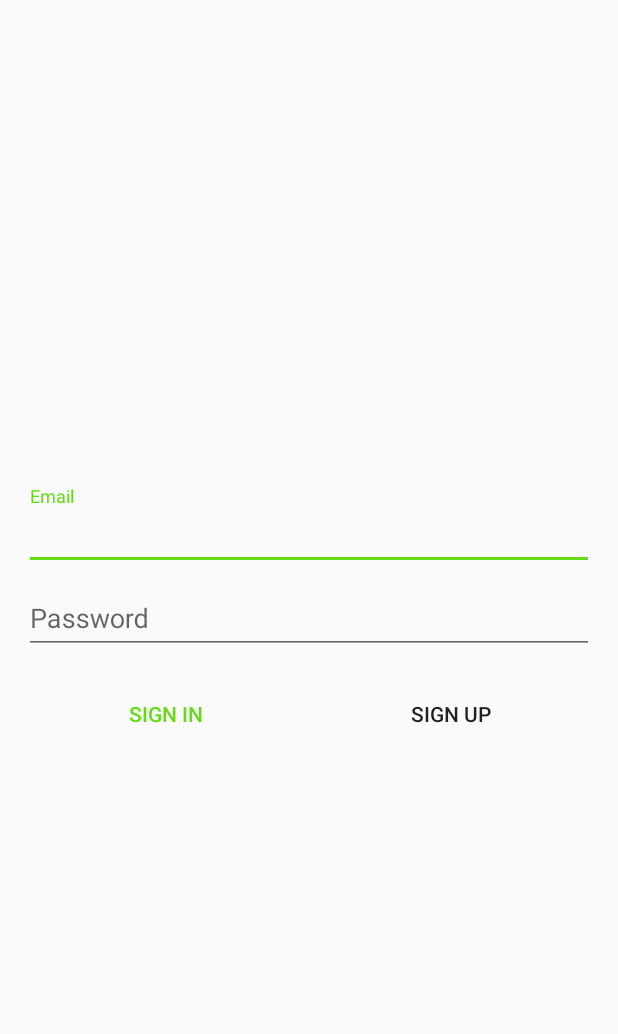
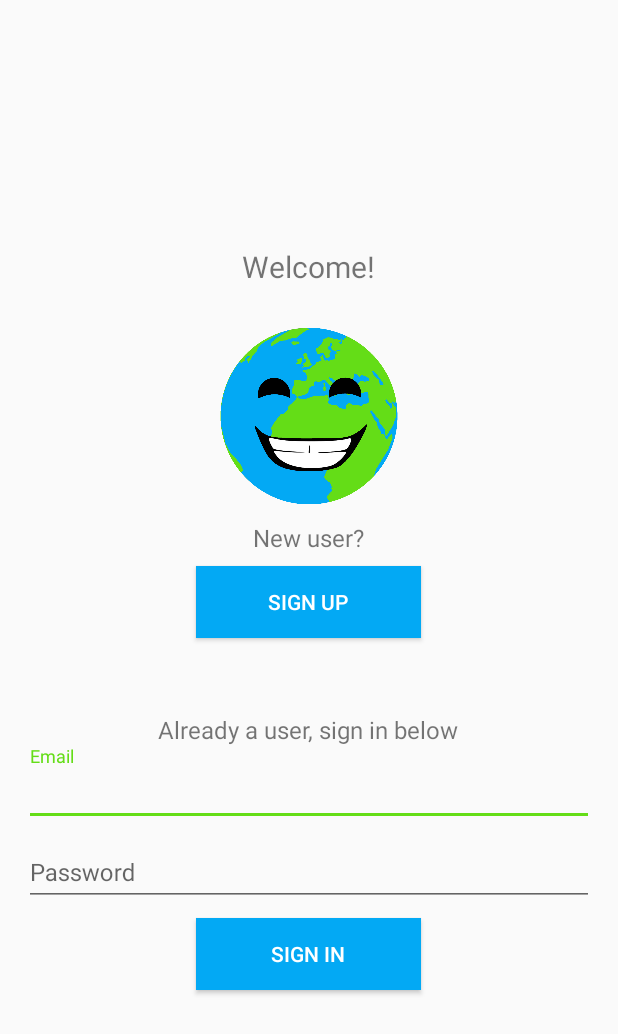
Before and after one commit to ragnhlar/Master, an Android app: the layout activity_login.xml on its own in the app's theme, with its tools: preview values and no code run, on a phone screen of 412 x 824 dp. Shown: the top 1034 px of the screen. Run offline under Robolectric (Android 15) with nearby library versions, the phone set to English and light mode, and no system bars.

Commit message:
rearranged login screen

```diff
--- a/app/src/main/res/layout/activity_login.xml
+++ b/app/src/main/res/layout/activity_login.xml
@@ -1,4 +1,5 @@
 <LinearLayout xmlns:android="http://schemas.android.com/apk/res/android"
+    xmlns:app="http://schemas.android.com/apk/res-auto"
     xmlns:tools="http://schemas.android.com/tools"
     android:layout_width="match_parent"
     android:layout_height="match_parent"
@@ -11,7 +12,7 @@
     tools:context="com.example.desent.desent.activities.LoginActivity">
 
     <!-- Login progress -->
-    <ProgressBar
+   <ProgressBar
         android:id="@+id/login_progress"
         style="?android:attr/progressBarStyleLarge"
         android:layout_width="wrap_content"
@@ -32,12 +33,52 @@
             android:orientation="vertical"
             android:gravity="center">
 
-            <!--<TextView
+            <!--<Button
+                android:id="@+id/btnSave"
+                style="@style/Widget.AppCompat.Button"
+                android:text="Save"
+                android:textSize="16sp"
+                android:layout_width="wrap_content"
+                android:layout_height="wrap_content" />-->
+
+            <TextView
                 android:layout_width="wrap_content"
                 android:layout_height="wrap_content"
-                android:text="@string/welcome"
+                android:text="Welcome!"
                 android:textSize="20sp"
-                android:layout_marginBottom="16dp"/>-->
+                android:layout_marginBottom="16dp"/>
+
+            <ImageView
+                android:id="@+id/imageView2"
+                android:layout_width="140dp"
+                android:layout_height="140dp"
+                app:srcCompat="@drawable/earth1" />
+
+            <TextView
+                android:id="@+id/textView"
+                android:layout_gravity="center"
+                android:layout_width="wrap_content"
+                android:layout_height="wrap_content"
+                android:textSize="16sp"
+                android:layout_marginBottom="8dp"
+                android:text="New user?" />
+
+            <Button
+                android:id="@+id/email_sign_up_button"
+                style="@style/Widget.AppCompat.Button.Colored"
+                android:background="@color/blue"
+                android:layout_width="150dp"
+                android:layout_height="wrap_content"
+                android:layout_marginBottom="50dp"
+                android:text="@string/action_sign_up" />
+
+            <TextView
+                android:id="@+id/textView2"
+                android:layout_gravity="center"
+                android:layout_width="wrap_content"
+                android:layout_height="wrap_content"
+                android:textSize="16sp"
+                android:text="Already a user, sign in below" />
 
             <android.support.design.widget.TextInputLayout
                 android:layout_width="match_parent"
@@ -48,10 +89,10 @@
                     android:layout_width="match_parent"
                     android:layout_height="wrap_content"
                     android:hint="@string/prompt_email"
+                    android:textSize="16sp"
                     android:inputType="textEmailAddress"
                     android:maxLines="1"
                     android:singleLine="true" />
-
             </android.support.design.widget.TextInputLayout>
 
             <android.support.design.widget.TextInputLayout
@@ -62,38 +103,26 @@
                     android:id="@+id/password"
                     android:layout_width="match_parent"
                     android:layout_height="wrap_content"
+                    android:textSize="16sp"
+
                     android:hint="@string/prompt_password"
                     android:imeActionId="@+id/login"
                     android:imeActionLabel="@string/action_sign_in_short"
                     android:imeOptions="actionUnspecified"
                     android:inputType="textPassword"
                     android:maxLines="1"
-                    android:singleLine="true" />
-
+                    android:layout_marginBottom="8dp"
+                    android:singleLine="true"
+                    tools:ignore="InvalidImeActionId" />
             </android.support.design.widget.TextInputLayout>
 
-            <LinearLayout
-                android:layout_width="match_parent"
+            <Button
+                android:id="@+id/email_sign_in_button"
+                style="@style/Widget.AppCompat.Button.Colored"
+                android:background="@color/blue"
+                android:layout_width="150dp"
                 android:layout_height="wrap_content"
-                android:orientation="horizontal"
-                android:layout_marginTop="16dp">
-                <Button
-                    android:id="@+id/email_sign_in_button"
-                    style="@style/Widget.AppCompat.Button.Borderless.Colored"
-                    android:layout_width="0dp"
-                    android:layout_height="wrap_content"
-                    android:text="@string/action_sign_in"
-                    android:layout_weight="1"/>
-
-                <Button
-                    android:id="@+id/email_sign_up_button"
-                    style="@style/Widget.AppCompat.Button.Borderless"
-                    android:layout_width="0dp"
-                    android:layout_height="wrap_content"
-                    android:text="@string/action_sign_up"
-                    android:layout_weight="1" />
-            </LinearLayout>
-
+                android:text="@string/action_sign_in"/>
         </LinearLayout>
     </ScrollView>
 </LinearLayout>
```
